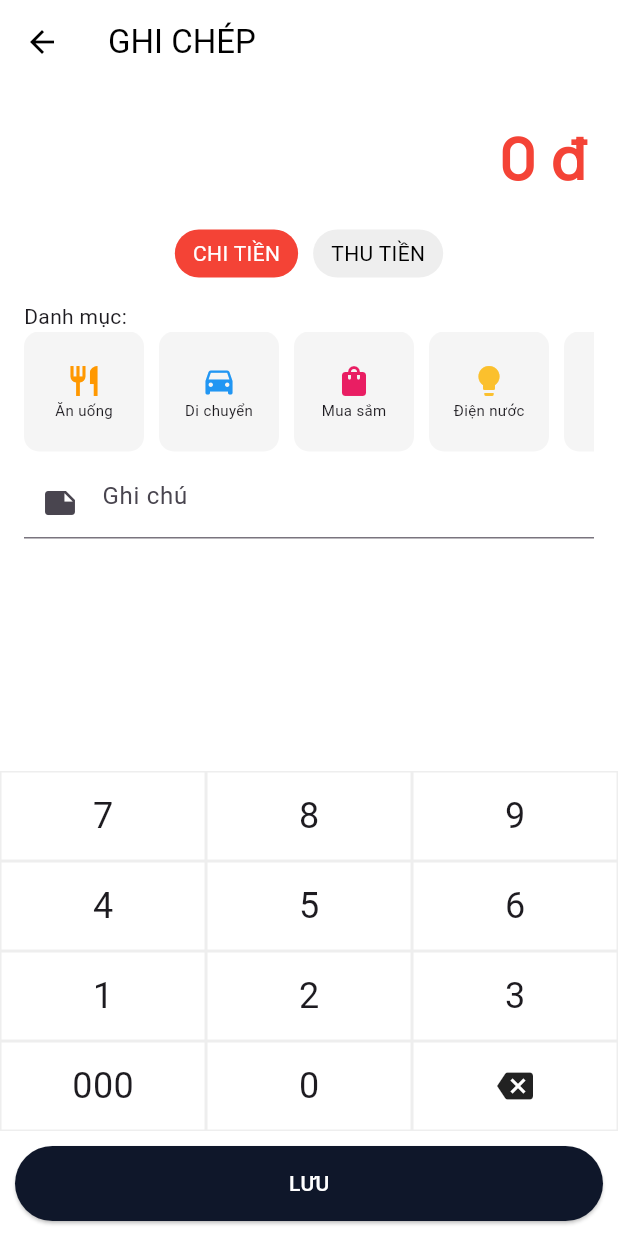
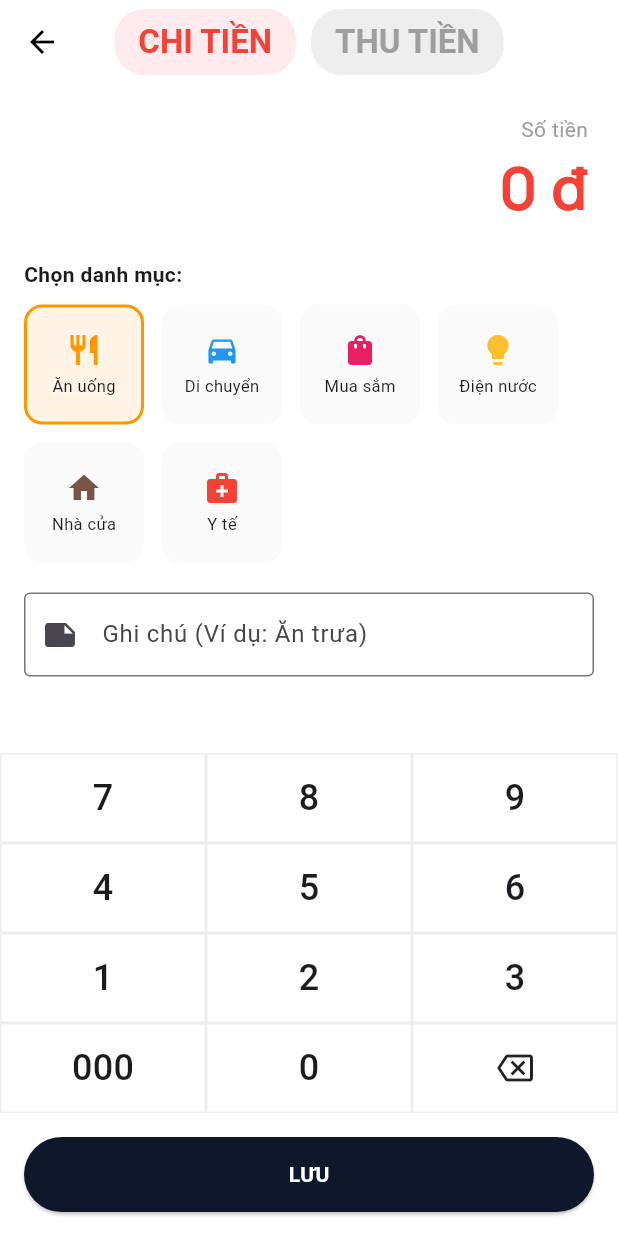
Before and after one commit to nguyenhau031993/aia_master, a Flutter app: the AddTransactionScreen screen opened directly, after a tap on "LƯU", on a phone screen of 412 x 824 dp. Run offline on Flutter 3.47's test engine with Material 3 defaults, Android fonts, the phone set to English and light mode, and no system bars; our stand-ins replace google_fonts; statements that could not run were skipped.

Commit message:
Update add_transaction_screen.dart

```diff
--- a/lib/finance/screens/add_transaction_screen.dart
+++ b/lib/finance/screens/add_transaction_screen.dart
@@ -5,27 +5,47 @@ import '../models/finance_model.dart';
 
 class AddTransactionScreen extends StatefulWidget {
   const AddTransactionScreen({super.key});
+
   @override
   State<AddTransactionScreen> createState() => _AddTransactionScreenState();
 }
 
 class _AddTransactionScreenState extends State<AddTransactionScreen> {
-  String _input = "0";
+  String _inputAmount = "0";
   TransactionType _type = TransactionType.expense;
-  CategoryItem? _cat;
-  final _note = TextEditingController();
+  CategoryItem? _selectedCategory;
+  final TextEditingController _noteController = TextEditingController();
 
   @override
   void initState() {
     super.initState();
-    _cat = FinanceData.categories[0];
+    _selectedCategory = FinanceData.expenseCategories[0]; // Mặc định chọn cái đầu
   }
 
-  void _tap(String v) => setState(() => v == 'DEL' ? (_input.length > 1 ? _input = _input.substring(0, _input.length - 1) : _input = "0") : (_input == "0" ? _input = v : _input += v));
+  // Xử lý bàn phím số
+  void _onKeyTap(String value) {
+    setState(() {
+      if (value == 'DEL') {
+        _inputAmount = _inputAmount.length > 1 ? _inputAmount.substring(0, _inputAmount.length - 1) : "0";
+      } else {
+        if (_inputAmount == "0") _inputAmount = value;
+        else if (_inputAmount.length < 15) _inputAmount += value;
+      }
+    });
+  }
 
+  // Lưu dữ liệu
   void _save() {
-    if(_cat == null) return;
-    FinanceData.transactions.insert(0, Transaction(id: DateTime.now().toString(), amount: double.parse(_input), category: _cat!, date: DateTime.now(), note: _note.text));
+    double amount = double.tryParse(_inputAmount) ?? 0;
+    if (amount <= 0) return;
+
+    FinanceData.transactions.insert(0, Transaction(
+      id: DateTime.now().toString(),
+      amount: amount,
+      category: _selectedCategory!,
+      date: DateTime.now(),
+      note: _noteController.text,
+    ));
     Navigator.pop(context, true);
   }
 
@@ -33,32 +53,139 @@ class _AddTransactionScreenState extends State<AddTransactionScreen> {
   Widget build(BuildContext context) {
     return Scaffold(
       backgroundColor: Colors.white,
-      appBar: AppBar(title: const Text("GHI CHÉP", style: TextStyle(color: Colors.black)), backgroundColor: Colors.white, elevation: 0, iconTheme: const IconThemeData(color: Colors.black)),
-      body: Column(children: [
-        Container(padding: const EdgeInsets.all(20), alignment: Alignment.centerRight,
-          child: Text("${NumberFormat('#,###').format(double.parse(_input))} đ", style: GoogleFonts.manrope(fontSize: 40, fontWeight: FontWeight.bold, color: _type == TransactionType.expense ? Colors.red : Colors.green))),
+      appBar: AppBar(
+        backgroundColor: Colors.white, elevation: 0,
+        leading: const BackButton(color: Colors.black),
+        title: Row(
+          mainAxisSize: MainAxisSize.min,
+          children: [
+            _buildTypeBtn("CHI TIỀN", TransactionType.expense),
+            const SizedBox(width: 10),
+            _buildTypeBtn("THU TIỀN", TransactionType.income),
+          ],
+        ),
+        centerTitle: true,
+      ),
+      body: Column(
+        children: [
+          // 1. Hiển thị số tiền to
+          Container(
+            padding: const EdgeInsets.all(20),
+            alignment: Alignment.centerRight,
+            child: Column(
+              crossAxisAlignment: CrossAxisAlignment.end,
+              children: [
+                const Text("Số tiền", style: TextStyle(color: Colors.grey)),
+                Text(
+                  "${NumberFormat('#,###').format(double.parse(_inputAmount))} đ",
+                  style: GoogleFonts.manrope(fontSize: 40, fontWeight: FontWeight.bold, color: _type == TransactionType.expense ? Colors.red : Colors.green),
+                ),
+              ],
+            ),
+          ),
 
-        Row(mainAxisAlignment: MainAxisAlignment.center, children: [
-          _btn("CHI TIỀN", TransactionType.expense), const SizedBox(width: 10), _btn("THU TIỀN", TransactionType.income)
-        ]),
+          // 2. Chọn danh mục & Ghi chú
+          Expanded(
+            child: ListView(
+              padding: const EdgeInsets.symmetric(horizontal: 16),
+              children: [
+                const Text("Chọn danh mục:", style: TextStyle(fontWeight: FontWeight.bold)),
+                const SizedBox(height: 10),
+                Wrap(
+                  spacing: 12, runSpacing: 12,
+                  children: FinanceData.getCategories(_type).map((cat) {
+                    bool isSelected = _selectedCategory == cat;
+                    return GestureDetector(
+                      onTap: () => setState(() => _selectedCategory = cat),
+                      child: Container(
+                        width: 80, height: 80,
+                        decoration: BoxDecoration(
+                          color: isSelected ? cat.color.withOpacity(0.1) : Colors.grey[50],
+                          border: isSelected ? Border.all(color: cat.color, width: 2) : null,
+                          borderRadius: BorderRadius.circular(12),
+                        ),
+                        child: Column(
+                          mainAxisAlignment: MainAxisAlignment.center,
+                          children: [
+                            Icon(cat.icon, color: cat.color),
+                            const SizedBox(height: 4),
+                            Text(cat.name, style: const TextStyle(fontSize: 11)),
+                          ],
+                        ),
+                      ),
+                    );
+                  }).toList(),
+                ),
+                const SizedBox(height: 20),
+                TextField(
+                  controller: _noteController,
+                  decoration: const InputDecoration(
+                    labelText: "Ghi chú (Ví dụ: Ăn trưa)",
+                    border: OutlineInputBorder(),
+                    prefixIcon: Icon(Icons.note),
+                  ),
+                ),
+              ],
+            ),
+          ),
 
-        Expanded(child: ListView(padding: const EdgeInsets.all(16), children: [
-           const Text("Danh mục:"),
-           SizedBox(height: 80, child: ListView(scrollDirection: Axis.horizontal, children: FinanceData.getCategories(_type).map((c) => GestureDetector(
-             onTap: ()=>setState(()=>_cat=c),
-             child: Container(width: 80, margin: const EdgeInsets.only(right: 10), decoration: BoxDecoration(color: _cat==c ? c.color.withOpacity(0.2) : Colors.grey[100], borderRadius: BorderRadius.circular(10), border: _cat==c?Border.all(color: c.color):null), child: Column(mainAxisAlignment: MainAxisAlignment.center, children: [Icon(c.icon, color: c.color), Text(c.name, style: const TextStyle(fontSize: 10))]))
-           )).toList())),
-           const SizedBox(height: 10),
-           TextField(controller: _note, decoration: const InputDecoration(hintText: "Ghi chú", prefixIcon: Icon(Icons.note))),
-        ])),
+          // 3. Bàn phím số
+          Column(children: [
+            Row(children: ['7','8','9'].map(_buildKey).toList()),
+            Row(children: ['4','5','6'].map(_buildKey).toList()),
+            Row(children: ['1','2','3'].map(_buildKey).toList()),
+            Row(children: ['000','0','DEL'].map(_buildKey).toList()),
+          ]),
 
-        Column(children: [
-          Row(children: ['7','8','9'].map(_k).toList()), Row(children: ['4','5','6'].map(_k).toList()), Row(children: ['1','2','3'].map(_k).toList()), Row(children: ['000','0','DEL'].map(_k).toList()),
-        ]),
-        Padding(padding: const EdgeInsets.all(10), child: SizedBox(width: double.infinity, height: 50, child: ElevatedButton(onPressed: _save, style: ElevatedButton.styleFrom(backgroundColor: const Color(0xFF0F172A)), child: const Text("LƯU", style: TextStyle(color: Colors.white)))))
-      ]),
+          // Nút Lưu
+          Padding(
+            padding: const EdgeInsets.all(16),
+            child: SizedBox(
+              width: double.infinity, height: 50,
+              child: ElevatedButton(
+                onPressed: _save,
+                style: ElevatedButton.styleFrom(backgroundColor: const Color(0xFF0F172A)),
+                child: const Text("LƯU", style: TextStyle(color: Colors.white, fontWeight: FontWeight.bold)),
+              ),
+            ),
+          )
+        ],
+      ),
     );
   }
-  Widget _k(String v) => Expanded(child: InkWell(onTap: ()=>_tap(v), child: Container(height: 60, alignment: Alignment.center, decoration: BoxDecoration(border: Border.all(color: Colors.grey[200]!)), child: v=='DEL'?const Icon(Icons.backspace):Text(v, style: const TextStyle(fontSize: 24)))));
-  Widget _btn(String t, TransactionType type) => GestureDetector(onTap: ()=>setState(()=>_type=type), child: Container(padding: const EdgeInsets.symmetric(horizontal: 12, vertical: 6), decoration: BoxDecoration(color: _type==type?(type==TransactionType.income?Colors.green:Colors.red):Colors.grey[200], borderRadius: BorderRadius.circular(20)), child: Text(t, style: TextStyle(color: _type==type?Colors.white:Colors.black))));
+
+  Widget _buildTypeBtn(String text, TransactionType type) {
+    bool isSelected = _type == type;
+    return GestureDetector(
+      onTap: () => setState(() {
+        _type = type;
+        _selectedCategory = FinanceData.getCategories(type)[0];
+      }),
+      child: Container(
+        padding: const EdgeInsets.symmetric(horizontal: 16, vertical: 8),
+        decoration: BoxDecoration(
+          color: isSelected ? (type == TransactionType.expense ? Colors.red[50] : Colors.green[50]) : Colors.grey[200],
+          borderRadius: BorderRadius.circular(20),
+        ),
+        child: Text(text, style: TextStyle(
+          color: isSelected ? (type == TransactionType.expense ? Colors.red : Colors.green) : Colors.grey,
+          fontWeight: FontWeight.bold
+        )),
+      ),
+    );
+  }
+
+  Widget _buildKey(String value) {
+    return Expanded(
+      child: InkWell(
+        onTap: () => _onKeyTap(value),
+        child: Container(
+          height: 60,
+          alignment: Alignment.center,
+          decoration: BoxDecoration(border: Border.all(color: Colors.grey[200]!)),
+          child: value == 'DEL' ? const Icon(Icons.backspace_outlined) : Text(value, style: const TextStyle(fontSize: 24, fontWeight: FontWeight.w500)),
+        ),
+      ),
+    );
+  }
 }
```
